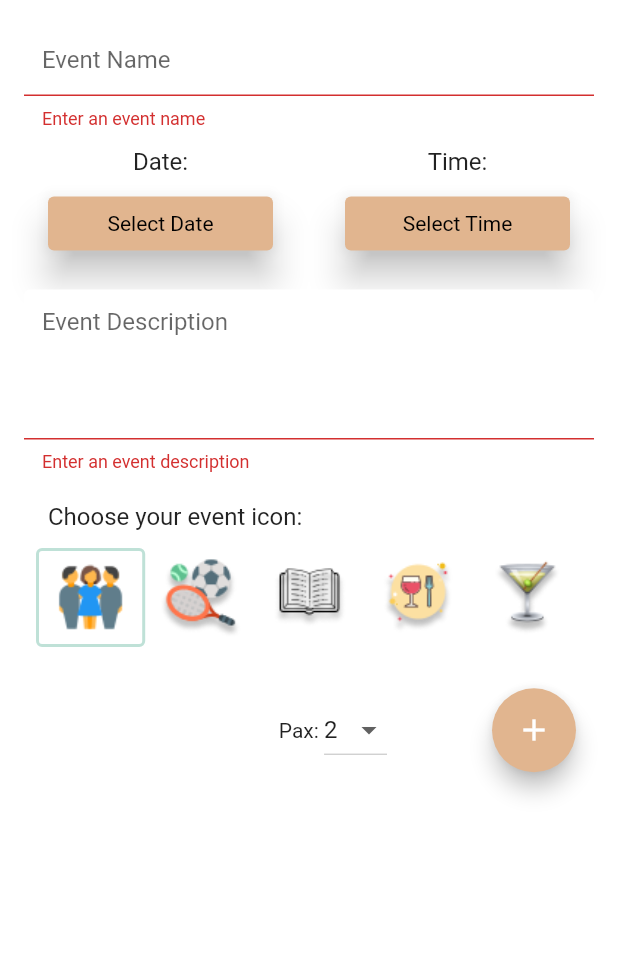
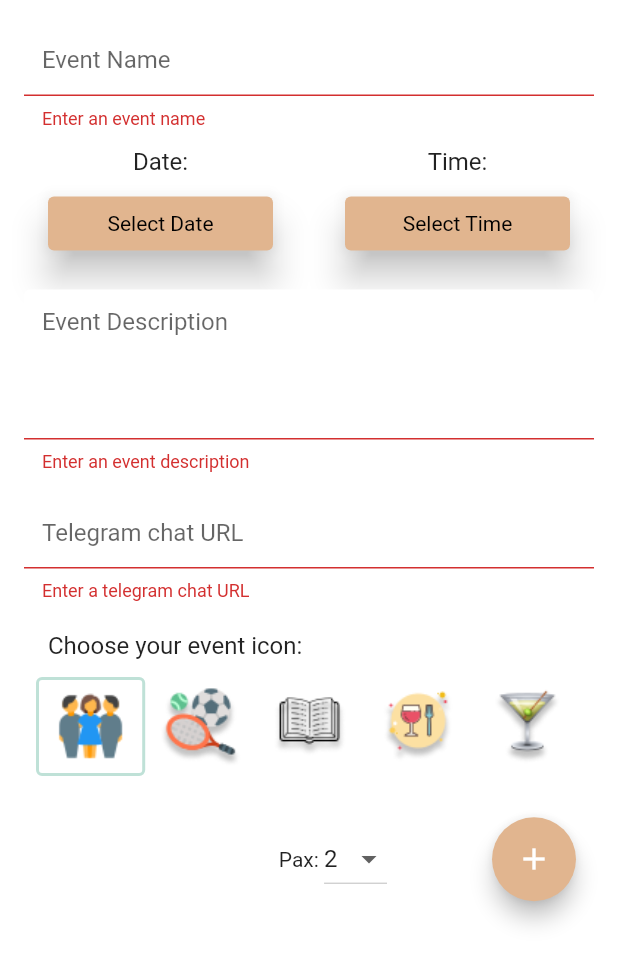
Before and after one commit to Superbestron/Orbital_2021_FriendZone, a Flutter app: the CreateEvent screen opened directly, after a tap on the "add" icon, on a phone screen of 412 x 824 dp. Shown: the top 964 px of the screen. Run offline on Flutter 3.47's test engine with Material 2 defaults, Android fonts, the phone set to English and light mode, and no system bars; our stand-ins replace cloud_firestore, firebase_auth, firebase_core, firebase_storage, flutter_spinkit, flutter_svg and 3 more; accounts and stored records are empty; project files that could hold a hidden picture were left out.

Commit message:
Add telegram URL feature

```diff
--- a/lib/models/event.dart
+++ b/lib/models/event.dart
@@ -1,5 +1,6 @@
 class Event {
 
+  final String telegramURL;
   final String initiatorID;
   final String eventID;
   String name;
@@ -10,6 +11,7 @@ class Event {
   List<dynamic> attendees;
 
   Event({
+    required this.telegramURL,
     required this.initiatorID,
     required this.eventID,
     required this.name,
--- a/lib/screens/create_event/create_event.dart
+++ b/lib/screens/create_event/create_event.dart
@@ -14,6 +14,7 @@ class _CreateEventState extends State<CreateEvent> {
   // 1st Icon is selected by default
   List<bool> _isSelected = [true, false, false, false, false];
   String _name = '';
+  String _telegramURL = '';
   DateTime? _dateTime;
   TimeOfDay? _time;
   int _pax = 2;
@@ -149,6 +150,14 @@ class _CreateEventState extends State<CreateEvent> {
                   maxLines: 4,
                 ),
               ),
+              Padding(
+                padding: const EdgeInsets.all(8.0),
+                child: TextFormField(
+                  decoration: textInputDecoration.copyWith(hintText: 'Telegram chat URL'),
+                  validator: (val) => val!.isEmpty ? 'Enter a telegram chat URL' : null,
+                  onChanged: (val) => setState(() { _telegramURL = val; }),
+                ),
+              ),
               ListTile(
                 title: Padding(
                   padding: const EdgeInsets.all(8.0),
@@ -271,11 +280,13 @@ class _CreateEventState extends State<CreateEvent> {
                           String _uid = user!.uid;
                           DatabaseService db = DatabaseService(uid: _uid);
                           String eventID = await db.createEventData(
+                            _telegramURL,
                             _uid, _name, _dateTime!,
                             _pax, _description, _icon,
                           );
                           ScaffoldMessenger.of(context).showSnackBar(
                             SnackBar(
+                              backgroundColor: BACKGROUND_COLOR,
                               content: Text('Successfully created an event!'),
                               action: SnackBarAction(
                                 label: 'Undo',
--- a/lib/screens/event/event_page.dart
+++ b/lib/screens/event/event_page.dart
@@ -5,6 +5,7 @@ import 'package:myapp/shared/constants.dart';
 import 'package:myapp/shared/loading_transparent.dart';
 import 'package:provider/provider.dart';
 import 'package:myapp/models/user.dart';
+import 'package:url_launcher/url_launcher.dart';
 
 class EventPage extends StatefulWidget {
   final String eventID;
@@ -40,7 +41,6 @@ class _EventPageState extends State<EventPage> {
             void setInitiatorName() async {
               String name = await dbService.getNameFromUserID(event.initiatorID);
               setState(() {
-                print(name);
                 initiator = name;
               });
             }
@@ -97,7 +97,9 @@ class _EventPageState extends State<EventPage> {
                                   primary: ORANGE_1,
                                   padding: EdgeInsets.all(2.0),
                                 ),
-                                onPressed: () {}, // Link to Telegram
+                                onPressed: () async {
+                                  await launch(event.telegramURL);
+                                }, // Link to Telegram
                                 child: ListTile(
                                   dense: true,
                                   contentPadding: EdgeInsets.fromLTRB(8.0, 0, 0, 0),
--- a/pubspec.yaml
+++ b/pubspec.yaml
@@ -42,6 +42,7 @@ dependencies:
   path_provider: ^2.0.2
   google_maps_flutter: ^2.0.6
   location: ^4.2.3
+  url_launcher: ^6.0.6
 
 dev_dependencies:
   flutter_test:
```
Also changed, not shown: lib/services/database.dart (+9 -5 lines), pubspec.lock.
